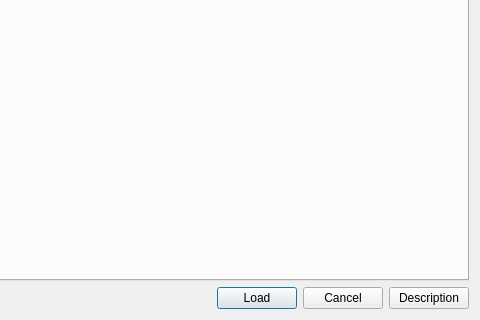
This is src/modeldialog.ui in GAMS-dev/studio as Qt 5 draws it before an edit; both pictures show x 433 to 913 and y 219 to 539 of the 913 by 539 pixel window. The edited form follows.
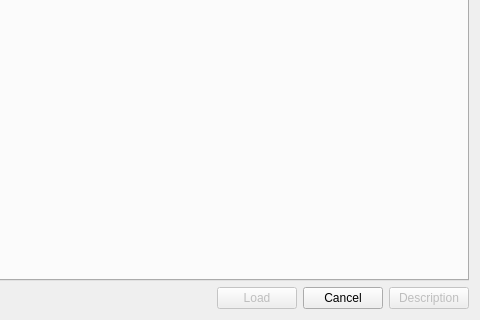
This is the edited form.

Commit message: =logic for Load button

```diff
--- a/src/modeldialog.ui
+++ b/src/modeldialog.ui
@@ -61,6 +61,9 @@
      </item>
      <item>
       <widget class="QPushButton" name="pbLoad">
+       <property name="enabled">
+        <bool>false</bool>
+       </property>
        <property name="text">
         <string>Load</string>
        </property>
@@ -75,6 +78,9 @@
      </item>
      <item>
       <widget class="QPushButton" name="pbDescription">
+       <property name="enabled">
+        <bool>false</bool>
+       </property>
        <property name="text">
         <string>Description</string>
        </property>
```
The commit also changes 2 other files.
